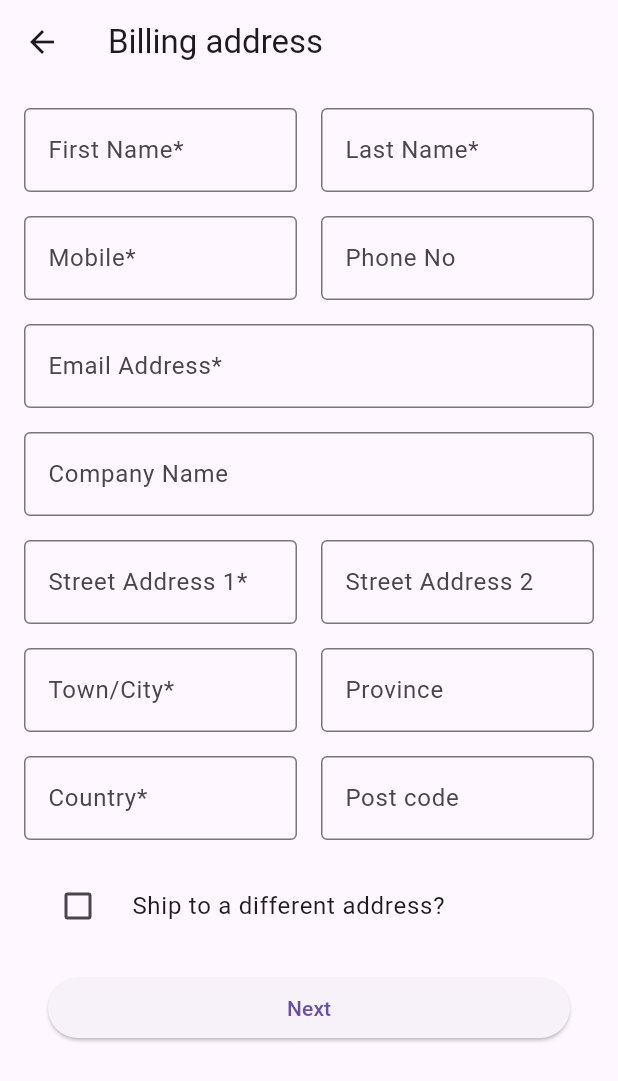
After one commit to payable/flutter-ipg, a Flutter app: the BillingDetailsPage screen opened by its route, on a phone screen of 412 x 824 dp. The commit adds this screen. Shown: the top 1081 px of the screen. Run offline on Flutter 3.47's test engine with Material 3 defaults, Android fonts, the phone set to English and light mode, and no system bars; our stand-ins replace get, package_info, shared_preferences, webview_flutter; accounts and stored records are empty.

Commit message:
Added billing and shipping forms

```diff
--- /dev/null
+++ b/example/lib/billing_details.dart
@@ -0,0 +1,245 @@
+import 'package:flutter/material.dart';
+import 'package:get/instance_manager.dart';
+import 'package:payable_ipg_demo/form_data.dart';
+import 'package:payable_ipg_demo/pages.dart';
+
+class BillingDetailsPage extends StatefulWidget {
+  const BillingDetailsPage({super.key});
+
+  @override
+  State<BillingDetailsPage> createState() => _BillingDetailsPageState();
+}
+
+class _BillingDetailsPageState extends State<BillingDetailsPage> {
+  final _formKey = GlobalKey<FormState>();
+  final _firstNameController = TextEditingController();
+  final _lastNameController = TextEditingController();
+  final _mobileController = TextEditingController();
+  final _phoneController = TextEditingController();
+  final _emailController = TextEditingController();
+  final _companyNameController = TextEditingController();
+  final _street1Controller = TextEditingController();
+  final _street2Controller = TextEditingController();
+  final _townCityController = TextEditingController();
+  final _provinceController = TextEditingController();
+  final _countryController = TextEditingController();
+  final _postcodeController = TextEditingController();
+  bool _shipToDifferentAddress = false;
+
+  @override
+  Widget build(BuildContext context) {
+    return Scaffold(
+      appBar: AppBar(
+        title: const Text('Billing address'),
+      ),
+      body: Form(
+        key: _formKey,
+        child: Padding(
+          padding: const EdgeInsets.all(16),
+          child: SingleChildScrollView(
+            child: Column(
+              children: [
+                _buildBillingAddressSection(),
+                Padding(
+                  padding: const EdgeInsets.symmetric(vertical: 16, horizontal: 0),
+                  child: CheckboxListTile(
+                      title: const Text('Ship to a different address?'),
+                      controlAffinity: ListTileControlAffinity.leading,
+                      value: _shipToDifferentAddress,
+                      onChanged: (value) =>
+                          setState(() => _shipToDifferentAddress = value!)
+                  ),
+                ),
+                SizedBox(
+                  width: double.infinity,
+                  child: Padding(
+                    padding: const EdgeInsets.symmetric(vertical: 0, horizontal: 16),
+                    child: ElevatedButton(
+                      onPressed: () {
+                        if (_formKey.currentState!.validate()) {
+                          _storeFormData();
+                          if (_shipToDifferentAddress) {
+                            Navigator.pushNamed(context, Pages.shippingDetails);
+                          } else {
+                            Navigator.pushNamed(context, Pages.paymentDetails);
+                          }
+                        }
+                      },
+                      child: const Text('Next'),
+                    ),
+                  ),
+                ),
+              ],
+            ),
+          ),
+        ),
+      ),
+    );
+  }
+
+  Widget _buildBillingAddressSection() {
+    return Column(children: [
+      Row(
+        children: [
+          Flexible(
+            child: TextFormField(
+              controller: _firstNameController,
+              decoration: const InputDecoration(
+                labelText: 'First Name*',
+                border: OutlineInputBorder(),
+              ),
+              validator: (value) => value!.isEmpty ? 'Required' : null,
+            ),
+          ),
+          const SizedBox(width: 16.0),
+          Flexible(
+            child: TextFormField(
+              controller: _lastNameController,
+              decoration: const InputDecoration(
+                labelText: 'Last Name*',
+                border: OutlineInputBorder(),
+              ),
+              validator: (value) => value!.isEmpty ? 'Required' : null,
+            ),
+          ),
+        ],
+      ),
+      const SizedBox(height: 16.0),
+      Row(
+        children: [
+          Flexible(
+            child: TextFormField(
+              controller: _mobileController,
+              decoration: const InputDecoration(
+                labelText: 'Mobile*',
+                border: OutlineInputBorder(),
+              ),
+              validator: (value) => value!.isEmpty ? 'Required' : null,
+              keyboardType: TextInputType.phone,
+            ),
+          ),
+          const SizedBox(width: 16.0),
+          Flexible(
+            child: TextFormField(
+              controller: _phoneController,
+              decoration: const InputDecoration(
+                labelText: 'Phone No',
+                border: OutlineInputBorder(),
+              ),
+              keyboardType: TextInputType.phone,
+            ),
+          ),
+        ],
+      ),
+      const SizedBox(height: 16.0),
+      TextFormField(
+        controller: _emailController,
+        decoration: const InputDecoration(
+          labelText: 'Email Address*',
+          border: OutlineInputBorder(),
+        ),
+        validator: (value) => value!.isEmpty ? 'Required' : null,
+        keyboardType: TextInputType.emailAddress,
+      ),
+      const SizedBox(height: 16.0),
+      TextFormField(
+        controller: _companyNameController,
+        decoration: const InputDecoration(
+          labelText: 'Company Name',
+          border: OutlineInputBorder(),
+        ),
+      ),
+      const SizedBox(height: 16.0),
+      Row(
+        children: [
+          Flexible(
+            child: TextFormField(
+              controller: _street1Controller,
+              decoration: const InputDecoration(
+                labelText: 'Street Address 1*',
+                border: OutlineInputBorder(),
+              ),
+              validator: (value) => value!.isEmpty ? 'Required' : null,
+            ),
+          ),
+          const SizedBox(width: 16.0),
+          Flexible(
+            child: TextFormField(
+              controller: _street2Controller,
+              decoration: const InputDecoration(
+                labelText: 'Street Address 2',
+                border: OutlineInputBorder(),
+              ),
+            ),
+          ),
+        ],
+      ),
+      const SizedBox(height: 16.0),
+      Row(
+        children: [
+          Flexible(
+            child: TextFormField(
+              controller: _townCityController,
+              decoration: const InputDecoration(
+                labelText: 'Town/City*',
+                border: OutlineInputBorder(),
+              ),
+              validator: (value) => value!.isEmpty ? 'Required' : null,
+            ),
+          ),
+          const SizedBox(width: 16.0),
+          Flexible(
+            child: TextFormField(
+              controller: _provinceController,
+              decoration: const InputDecoration(
+                labelText: 'Province',
+                border: OutlineInputBorder(),
+              ),
+            ),
+          ),
+        ],
+      ),
+      const SizedBox(height: 16.0),
+      Row(
+        children: [
+          Flexible(
+            child: TextFormField(
+              controller: _countryController,
+              decoration: const InputDecoration(
+                labelText: 'Country*',
+                border: OutlineInputBorder(),
+              ),
+              validator: (value) => value!.isEmpty ? 'Required' : null,
+            ),
+          ),
+          const SizedBox(width: 16.0),
+          Flexible(
+            child: TextFormField(
+              controller: _postcodeController,
+              decoration: const InputDecoration(
+                labelText: 'Post code',
+                border: OutlineInputBorder(),
+              ),
+            ),
+          ),
+        ],
+      ),
+    ]);
+  }
+
+  void _storeFormData() {
+    CheckoutFormData cfd = Get.find();
+    cfd.billingFirstName = _firstNameController.value.text;
+    cfd.billingLastName = _lastNameController.value.text;
+    cfd.billingMobile = _mobileController.value.text;
+    cfd.billingPhone = _phoneController.value.text;
+    cfd.billingEmail = _emailController.value.text;
+    cfd.billingCompanyName = _companyNameController.value.text;
+    cfd.billingStreetAddress1 = _street1Controller.value.text;
+    cfd.billingStreetAddress2 = _street2Controller.value.text;
+    cfd.billingTownCity = _townCityController.value.text;
+    cfd.billingProvince = _provinceController.value.text;
+    cfd.billingCountry = _countryController.value.text;
+    cfd.billingPostcode = _postcodeController.value.text;
+  }
+}
--- /dev/null
+++ b/example/lib/form_data.dart
@@ -0,0 +1,80 @@
+class CheckoutFormData {
+  // checkout
+  String? amount;
+  String? currency;
+
+  // billing details
+  String? billingFirstName;
+  String? billingLastName;
+  String? billingMobile;
+  String? billingPhone;
+  String? billingEmail;
+  String? billingCompanyName;
+  String? billingStreetAddress1;
+  String? billingStreetAddress2;
+  String? billingTownCity;
+  String? billingProvince;
+  String? billingCountry;
+  String? billingPostcode;
+
+  // shipping details
+  String? shippingFirstName;
+  String? shippingLastName;
+  String? shippingMobile;
+  String? shippingPhone;
+  String? shippingEmail;
+  String? shippingCompanyName;
+  String? shippingStreetAddress1;
+  String? shippingStreetAddress2;
+  String? shippingTownCity;
+  String? shippingProvince;
+  String? shippingCountry;
+  String? shippingPostcode;
+
+  // recurring payments
+  String paymentType;
+  String? startDate;
+  String? endDate;
+  String? recurringAmount;
+  String? interval;
+  int? isRetry;
+  int? retryAttempt;
+  int? doFirstPayment;
+
+  CheckoutFormData({
+    this.amount,
+    this.currency,
+    this.billingFirstName,
+    this.billingLastName,
+    this.billingMobile,
+    this.billingEmail,
+    this.billingStreetAddress1,
+    this.billingTownCity,
+    this.billingCountry,
+    this.billingPostcode,
+    this.billingPhone = '',
+    this.billingStreetAddress2 = '',
+    this.billingProvince = '',
+    this.billingCompanyName = '',
+    this.shippingFirstName,
+    this.shippingLastName,
+    this.shippingMobile,
+    this.shippingPhone,
+    this.shippingEmail,
+    this.shippingCompanyName,
+    this.shippingStreetAddress1,
+    this.shippingStreetAddress2,
+    this.shippingTownCity,
+    this.shippingProvince,
+    this.shippingCountry,
+    this.shippingPostcode,
+    this.paymentType = 'ONE_TIME_PAYMENT',
+    this.startDate,
+    this.endDate,
+    this.recurringAmount,
+    this.interval,
+    this.isRetry,
+    this.retryAttempt,
+    this.doFirstPayment
+  });
+}
--- a/example/lib/home.dart
+++ b/example/lib/home.dart
@@ -27,7 +27,7 @@ class HomePage extends StatelessWidget {
             Row(mainAxisAlignment: MainAxisAlignment.center, children: [
               ElevatedButton(
                   child: const Text(
-                    '      Settings      ',
+                    '      Settings      ', // ugly
                     style: TextStyle(fontSize: 16),
                   ),
                   onPressed: () {
--- a/example/lib/pages.dart
+++ b/example/lib/pages.dart
@@ -2,7 +2,8 @@ class Pages {
   static const String home = '/';
   static const String checkout = '/checkout';
   static const String settings = '/settings';
-  static const String contactDetails = '/contact_details';
+  static const String billingDetails = '/billing_details';
+  static const String shippingDetails = '/shipping_details';
   static const String paymentDetails = '/payment_details';
   static const String pay = '/pay';
 }
--- a/example/lib/settings.dart
+++ b/example/lib/settings.dart
@@ -1,7 +1,7 @@
 import 'dart:developer';
 
 import 'package:flutter/material.dart';
-import 'package:fluttertoast/fluttertoast.dart';
+import 'package:get/get.dart';
 import 'package:shared_preferences/shared_preferences.dart';
 
 class SettingsPage extends StatefulWidget {
@@ -105,7 +105,9 @@ class _SettingsPageState extends State<SettingsPage> {
                 ElevatedButton(
                   onPressed: () {
                     _saveSettings();
-                    Fluttertoast.showToast(msg: "Saved");
+                    ScaffoldMessenger.of(context).showSnackBar(
+                        const SnackBar(content: Text('Saved'))
+                    );
                     Navigator.pop(context);
                   },
                   child: const Text('Save'),
--- a/example/pubspec.yaml
+++ b/example/pubspec.yaml
@@ -35,7 +35,7 @@ dependencies:
   # Use with the CupertinoIcons class for iOS style icons.
   cupertino_icons: ^1.0.8
   shared_preferences: ^2.0.15
-  fluttertoast: ^8.2.5
+  get: ^4.6.6
   payable_ipg:
     path: ../
 
```
Also changed, not shown: example/lib/checkout.dart (+15 -7 lines), example/lib/demo.dart (+4 -3 lines), example/lib/shipping_details.dart (renamed from example/lib/contact_details.dart, +41 -48 lines), example/pubspec.lock, 2 other files.
